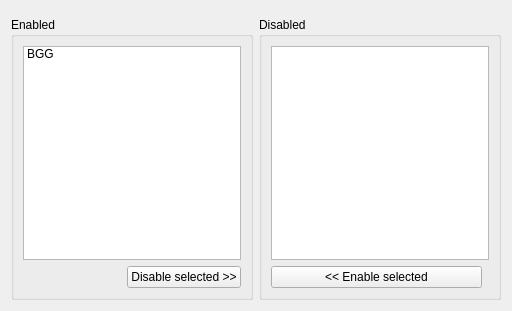
Before: the Qt Designer form ui/designer/plugins.ui in arielvb/collector, drawn with Qt 5.
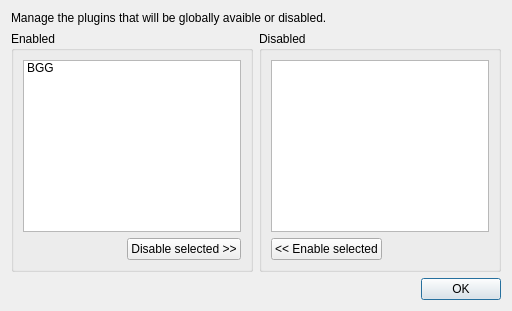
After: the same form once the commit is applied.

What changed in the file:
```diff
--- a/ui/designer/plugins.ui
+++ b/ui/designer/plugins.ui
@@ -15,7 +15,14 @@
   </property>
   <layout class="QVBoxLayout" name="verticalLayout_3">
    <item>
-    <widget class="QWidget" name="topbar" native="true"/>
+    <widget class="QLabel" name="label">
+     <property name="text">
+      <string>Manage the plugins that will be globally avaible or disabled.</string>
+     </property>
+     <property name="wordWrap">
+      <bool>true</bool>
+     </property>
+    </widget>
    </item>
    <item>
     <layout class="QHBoxLayout" name="manageLayout">
@@ -90,6 +97,12 @@
               <property name="orientation">
                <enum>Qt::Horizontal</enum>
               </property>
+              <property name="sizeHint" stdset="0">
+               <size>
+                <width>0</width>
+                <height>0</height>
+               </size>
+              </property>
              </spacer>
             </item>
            </layout>
@@ -101,6 +114,13 @@
      </item>
     </layout>
    </item>
+   <item>
+    <widget class="QDialogButtonBox" name="buttonBox">
+     <property name="standardButtons">
+      <set>QDialogButtonBox::Ok</set>
+     </property>
+    </widget>
+   </item>
   </layout>
  </widget>
  <resources/>
```
Left out of the diff: 19 changed lines with no effect on the pictures.
